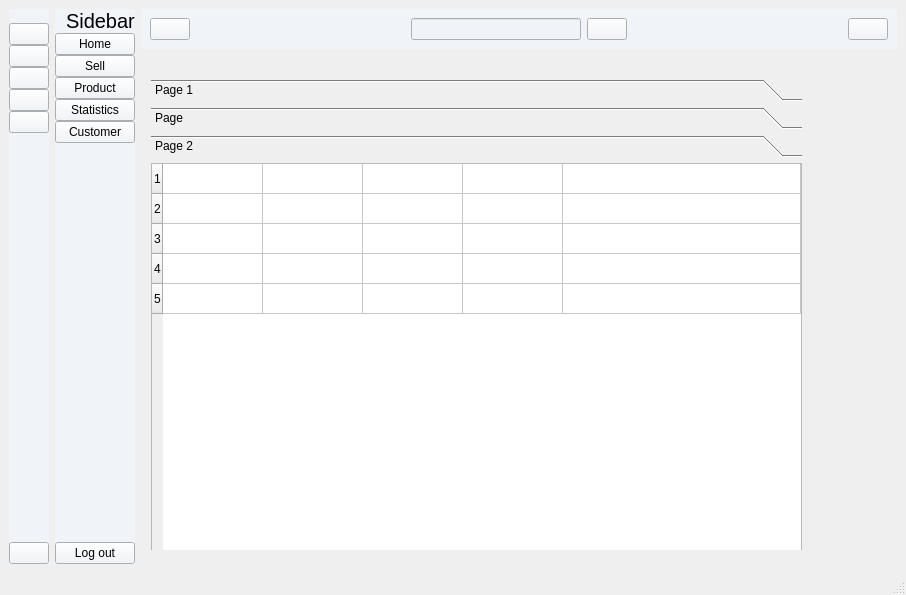
alandwalker2/sanpham, file menu.ui: the form before one commit.
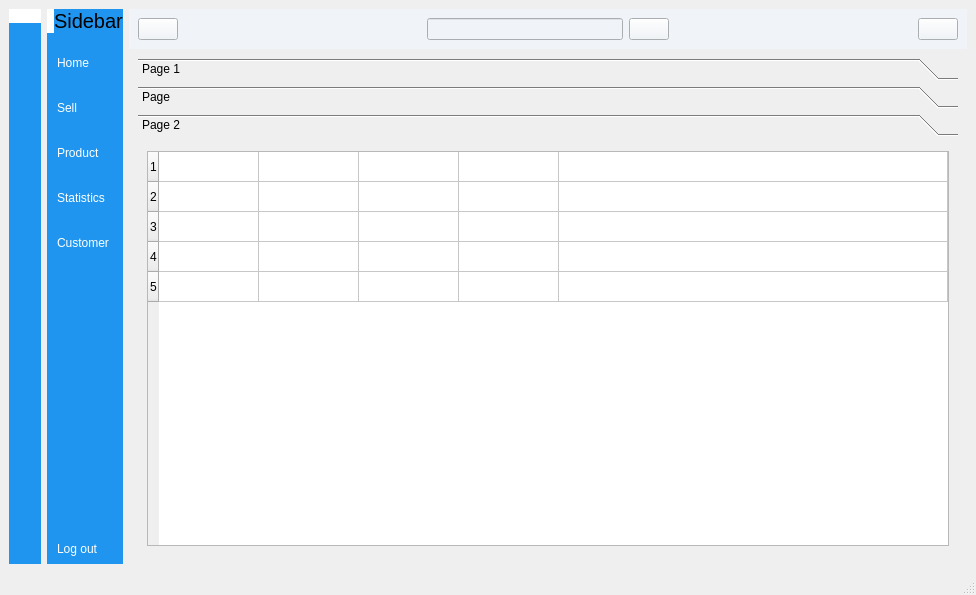
The form after the commit. The open tabs and pages were chosen to show the change. Icons and pictures are not drawn. Custom widgets are drawn as their Qt base class.

Diff of the .ui file:
```diff
--- a/menu.ui
+++ b/menu.ui
@@ -6,7 +6,7 @@
    <rect>
     <x>0</x>
     <y>0</y>
-    <width>906</width>
+    <width>976</width>
     <height>595</height>
    </rect>
   </property>
@@ -14,11 +14,33 @@
    <string>MainWindow</string>
   </property>
   <widget class="QWidget" name="centralwidget">
+   <property name="styleSheet">
+    <string notr="true"/>
+   </property>
    <layout class="QGridLayout" name="gridLayout">
     <item row="0" column="0">
      <widget class="QWidget" name="fullicon" native="true">
       <property name="styleSheet">
-       <string notr="true">  background-color: #f0f4f8</string>
+       <string notr="true">QWidget{
+ 
+	background-color: rgb(31, 149, 239);
+}
+QPushButton{
+	color:white;
+	text-align:center;
+ 	height:30px ;
+	border:none;
+	border-radius:10px
+
+}
+QPushButton:checked{
+	background-color:#F5FAFE;
+	color:#1F95EF;
+	font-weight:bold;
+	
+}
+
+</string>
       </property>
       <layout class="QVBoxLayout" name="verticalLayout_3">
        <property name="spacing">
@@ -46,6 +68,9 @@
              <height>60</height>
             </size>
            </property>
+           <property name="styleSheet">
+            <string notr="true">background-color: rgb(255, 255, 255);</string>
+           </property>
            <property name="text">
             <string/>
            </property>
@@ -62,7 +87,10 @@
        <item>
         <layout class="QVBoxLayout" name="verticalLayout">
          <property name="spacing">
-          <number>0</number>
+          <number>15</number>
+         </property>
+         <property name="topMargin">
+          <number>15</number>
          </property>
          <item>
           <widget class="QPushButton" name="pushButton">
@@ -220,7 +248,28 @@
     <item row="0" column="1">
      <widget class="QWidget" name="fullmenu" native="true">
       <property name="styleSheet">
-       <string notr="true">  background-color: #f0f4f8</string>
+       <string notr="true">QWidget{
+ 
+	background-color: rgb(31, 149, 239);
+}
+QPushButton{
+	color:white;
+	text-align:left;
+ 	height:30px ;
+	border:none;
+	padding-left:10px;
+	border-top-left-radius:10px;
+	border-bottom-left-radius:10px
+
+}
+QPushButton:checked{
+	background-color:#F5FAFE;
+	color:#1F95EF;
+	font-weight:bold;
+	
+}
+
+</string>
       </property>
       <layout class="QVBoxLayout" name="verticalLayout_4">
        <property name="spacing">
@@ -248,6 +297,10 @@
              <height>60</height>
             </size>
            </property>
+           <property name="styleSheet">
+            <string notr="true">background-color: rgb(255, 255, 255);
+</string>
+           </property>
            <property name="text">
             <string/>
            </property>
@@ -276,7 +329,10 @@
        <item>
         <layout class="QVBoxLayout" name="verticalLayout_2">
          <property name="spacing">
-          <number>0</number>
+          <number>15</number>
+         </property>
+         <property name="topMargin">
+          <number>15</number>
          </property>
          <item>
           <widget class="QPushButton" name="pushButton_7">
@@ -1214,28 +1270,9 @@
           </widget>
          </widget>
          <widget class="QWidget" name="page_4">
-          <widget class="QLabel" name="label_7">
-           <property name="geometry">
-            <rect>
-             <x>100</x>
-             <y>120</y>
-             <width>47</width>
-             <height>13</height>
-            </rect>
-           </property>
-           <property name="text">
-            <string/>
-           </property>
-          </widget>
+          <layout class="QGridLayout" name="gridLayout_7">
+           <item row="0" column="0" rowspan="2" colspan="2">
           <widget class="QToolBox" name="toolBox">
-           <property name="geometry">
-            <rect>
-             <x>10</x>
-             <y>30</y>
-             <width>651</width>
-             <height>471</height>
-            </rect>
-           </property>
            <property name="currentIndex">
             <number>2</number>
            </property>
@@ -1314,22 +1351,16 @@
              <rect>
               <x>0</x>
               <y>0</y>
-              <width>651</width>
-              <height>390</height>
+                <width>731</width>
+                <height>393</height>
              </rect>
             </property>
             <attribute name="label">
              <string>Page 2</string>
             </attribute>
+              <layout class="QGridLayout" name="gridLayout_11">
+               <item row="0" column="0">
             <widget class="QTableWidget" name="tableWidget">
-             <property name="geometry">
-              <rect>
-               <x>0</x>
-               <y>0</y>
-               <width>651</width>
-               <height>391</height>
-              </rect>
-             </property>
              <property name="sizePolicy">
               <sizepolicy hsizetype="Expanding" vsizetype="Expanding">
                <horstretch>0</horstretch>
@@ -1417,8 +1448,19 @@
               </property>
              </item>
             </widget>
-           </widget>
-          </widget>
+               </item>
+              </layout>
+             </widget>
+            </widget>
+           </item>
+           <item row="1" column="1">
+            <widget class="QLabel" name="label_7">
+             <property name="text">
+              <string/>
+             </property>
+            </widget>
+           </item>
+          </layout>
          </widget>
          <widget class="QWidget" name="page_5">
           <widget class="QTableWidget" name="productTable_3">
```
Left out of the diff: 829 changed lines with no effect on the pictures. Lines whose indentation alone changed are shown as unchanged.
